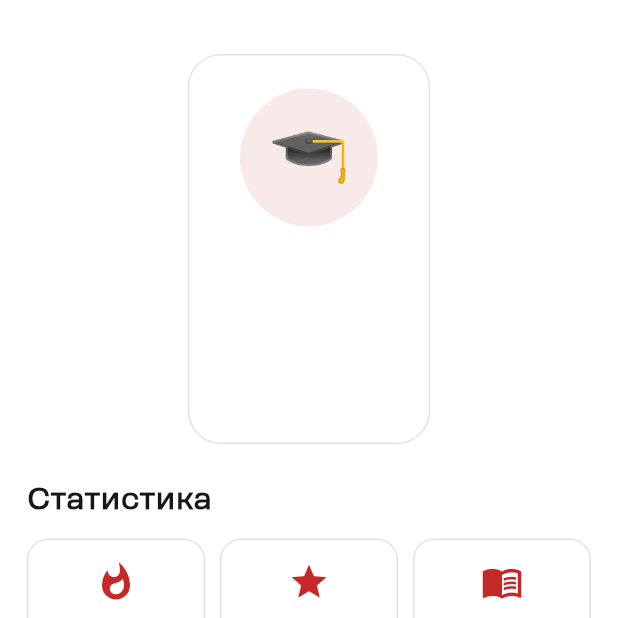
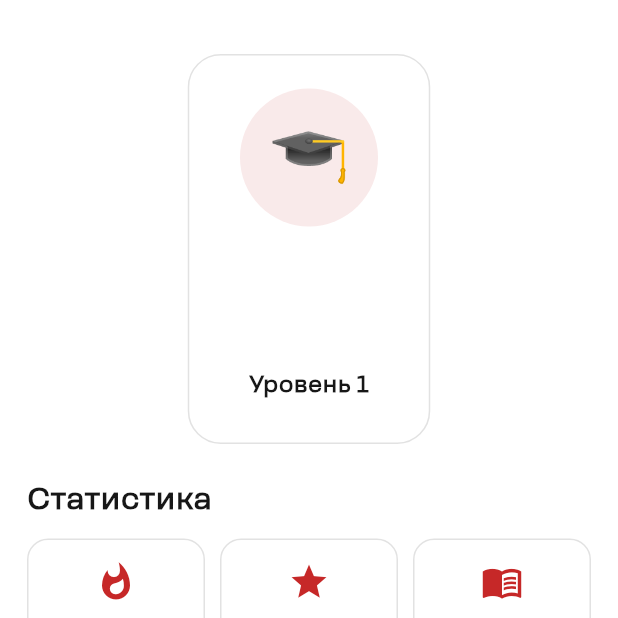
Before and after one commit to Ro1fy/udm, a Flutter app: the MainMenuScreen screen opened directly, item 4 of the bottom bar chosen, on a phone screen of 412 x 824 dp, the top half of it. Run offline on Flutter 3.47's test engine with Material 3 defaults, Android fonts, the phone set to English and light mode, and no system bars; our stand-ins replace audioplayers, flip_card, flutter_local_notifications, geolocator, hive_flutter, permission_handler and 2 more; accounts and stored records are empty; project files that could hold a hidden picture were left out.

Commit message:
Какая то хрень

```diff
--- a/lib/screens/profile_screen.dart
+++ b/lib/screens/profile_screen.dart
@@ -138,10 +138,10 @@ class ProfileScreen extends StatelessWidget {
                         ),
                         child: Text(
                           'Уровень ${user.level}',
-                          style: const TextStyle(
+                          style: TextStyle(
                             fontSize: 15,
                             fontWeight: FontWeight.bold,
-                            color: AppColors.white,
+                            color: AppTheme.textColor(context),
                           ),
                         ),
                       ),
```
